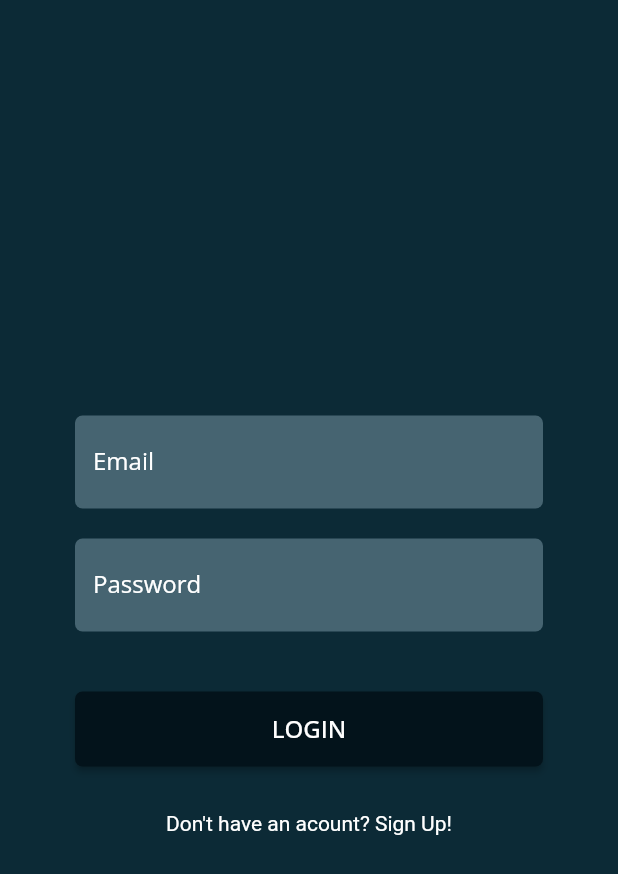
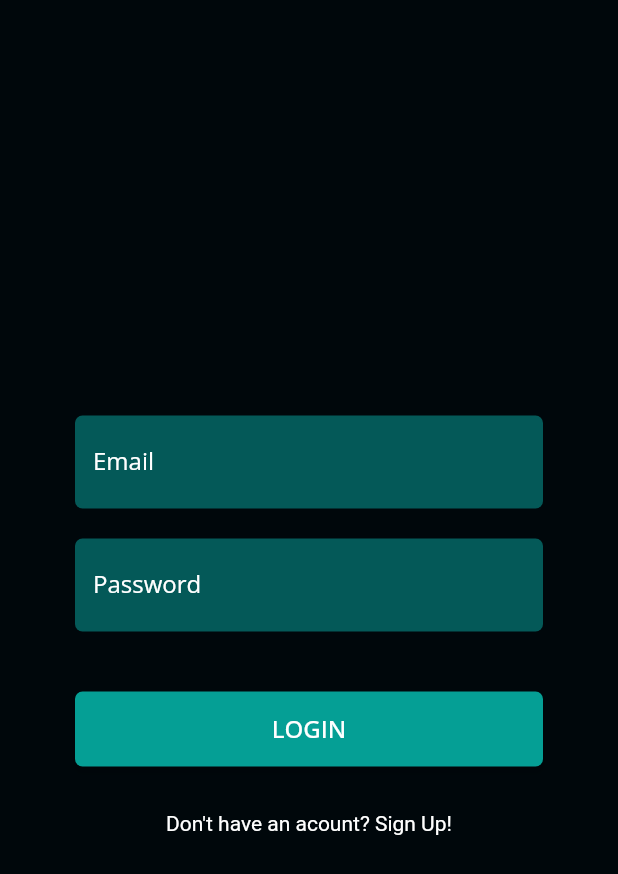
Before and after one commit to hadiyaaamir/khulasa, a Flutter app: the screen it shows after launch, on a phone screen of 412 x 824 dp. Shown: the top 874 px of the screen. Run offline on Flutter 3.47's test engine with Material 2 defaults, Android fonts, the phone set to English and light mode, and no system bars; our stand-ins replace cloud_firestore, firebase_core, flutter_tts, google_fonts; missing offline and left inert: dart:ffi; accounts and stored records are empty.

Commit message:
color scheme greeennnn

```diff
--- /dev/null
+++ b/assets/tessdata_config.json
@@ -0,0 +1,6 @@
+{
+    "files": [
+      "eng.traineddata",
+      "urd.traineddata"
+    ]
+  }
--- a/lib/Controllers/darkMode.dart
+++ b/lib/Controllers/darkMode.dart
@@ -4,25 +4,81 @@ import 'package:khulasa/constants/colors.dart';
 
 class DarkMode extends ChangeNotifier {
   bool isDarkMode = true;
+  //BLUE
+  // final ColorTheme _darkMode = ColorTheme(
+  //   background: darkBlue,
+  //   primary: lightBlue,
+  //   secondary: blue,
+  //   text: white,
+  //   text2: grey,
+  //   caution: red,
+  // );
 
-  final ColorTheme _darkMode = ColorTheme(
-    background: blue,
-    primary: lightBlue,
-    secondary: darkBlue,
+  // final ColorTheme _lightMode = ColorTheme(
+  //   background: white,
+  //   primary: veryLightBlue,
+  //   secondary: thoraBlue,
+  //   text: kumDarkBlue,
+  //   text2: lightGrey,
+  //   caution: red,
+  // );
+
+
+  //GREEN
+final ColorTheme _darkMode = ColorTheme(
+    background: darkBlue,
+    primary: lightDarkGreen,
+    secondary: darkGreen,
     text: white,
     text2: grey,
     caution: red,
   );
 
   final ColorTheme _lightMode = ColorTheme(
-    background: veryLightBlue,
-    primary: white,
-    secondary: lightBlue,
-    text: blue,
-    text2: grey,
+    background: white,
+    primary: darkLightGreen,
+    secondary: lightGreen,
+    text: veryDarkGreen,
+    text2: lightGrey,
     caution: red,
   );
-  // Color caution = red;
+  //ORANGE
+  // final ColorTheme _darkMode = ColorTheme(
+  //   background: darkBlue,
+  //   primary: lightDarkOrange,
+  //   secondary: darkOrange,
+  //   text: white,
+  //   text2: grey,
+  //   caution: red,
+  // );
+
+  // final ColorTheme _lightMode = ColorTheme(
+  //   background: white,
+  //   primary: lightOrange,
+  //   secondary: darkLightOrange,
+  //   text: veryDarkOrange,
+  //   text2: lightGrey,
+  //   caution: red,
+  // );
+
+  //NEUTRAL
+  // final ColorTheme _darkMode = ColorTheme(
+  //   background: darkBlue,
+  //   primary: lightDarkBrown,
+  //   secondary: darkBrown,
+  //   text: white,
+  //   text2: grey,
+  //   caution: red,
+  // );
+
+  // final ColorTheme _lightMode = ColorTheme(
+  //   background: white,
+  //   primary: darkLightBrown,
+  //   secondary: lightBrown,
+  //   text: veryDarkBrown,
+  //   text2: lightGrey,
+  //   caution: red,
+  // );
 
   ColorTheme get mode => isDarkMode ? _darkMode : _lightMode;
 
--- a/lib/Views/Entrance/button.dart
+++ b/lib/Views/Entrance/button.dart
@@ -1,6 +1,7 @@
 import 'package:flutter/material.dart';
 import 'package:khulasa/Controllers/darkMode.dart';
 import 'package:khulasa/Models/colorTheme.dart';
+import 'package:khulasa/constants/colors.dart';
 import 'package:khulasa/constants/sizes.dart';
 import 'package:provider/provider.dart';
 
@@ -48,7 +49,7 @@ class Btn extends StatelessWidget {
             onPressed: onPress,
             style: ButtonStyle(
               foregroundColor:
-                  MaterialStateProperty.all<Color>(foreground ?? colors.text),
+                  MaterialStateProperty.all<Color>(foreground ?? white),
               backgroundColor: MaterialStateProperty.all<Color>(
                   background ?? colors.secondary),
               shape: MaterialStateProperty.all<RoundedRectangleBorder>(
--- a/lib/Views/Summary/textSummary.dart
+++ b/lib/Views/Summary/textSummary.dart
@@ -46,6 +46,7 @@ class _TextSummaryState extends State<TextSummary> {
               Btn(
                 label: "Attach file",
                 onPress: () {},
+                foreground: colors.text,
                 background: colors.primary,
                 height: 35,
                 width: 130,
--- a/lib/constants/colors.dart
+++ b/lib/constants/colors.dart
@@ -2,20 +2,52 @@ import 'package:flutter/material.dart';
 
 const Color blue = Color(0xff0C2A36);
 const Color lightBlue = Color(0xff466471);
-const Color darkBlue = Color(0xff03131B);
+const Color darkBlue = Color(0xff00070B);
 const Color grey = Color(0xffA9AEB0);
 const Color red = Color(0xffA46666);
+
 const Color white = Color.fromRGBO(255, 255, 255, 1);
 
 //light theme specific palette
-const Color veryLightBlue = Color(0xffe1eef2);
+const Color veryLightBlue =Color(0xffe1eef2);
+const Color thoraBlue = Color(0xff3a7690);
+const Color darkGrey = Color(0xff2f2e2e);
+const Color kumDarkBlue = Color(0xff123f53);
+const Color lightGrey = Color(0xff565454);
+const Color bohatLightGrey = Color(0xfff5f7f7);
 //button color
 
 
 
-// const Color background = blue;
-// const Color primary = lightBlue;
-// const Color secondary = darkBlue;
-// const Color text = white; // used for headings
-// const Color text2 = grey;
-// const Color caution = red;
+//orange
+
+const Color darkOrange =Color(0xffb13622);
+const Color lightDarkOrange = Color(0xffab6e63);
+
+const Color lightOrange =Color(0xffecc8c2);
+const Color darkLightOrange = Color(0xffdf6e5b);
+
+const Color veryDarkOrange = Color(0xff390b04);
+
+
+
+//green
+const Color darkGreen =Color(0xff059f95);
+const Color lightDarkGreen = Color(0xff045958);
+
+const Color lightGreen =Color(0xff209d95);
+const Color darkLightGreen = Color(0xffc1e3e1);
+
+const Color veryDarkGreen = Color(0xff02413d);
+
+
+
+
+//neutral
+const Color darkBrown =Color(0xff661f1f);
+const Color lightDarkBrown = Color(0xff714242);
+
+const Color lightBrown =Color(0xffa46666);
+const Color darkLightBrown = Color(0xffd1b2b2);
+
+const Color veryDarkBrown = Color(0xff390101);
```
Also changed, not shown: pubspec.lock, 2 other files.
